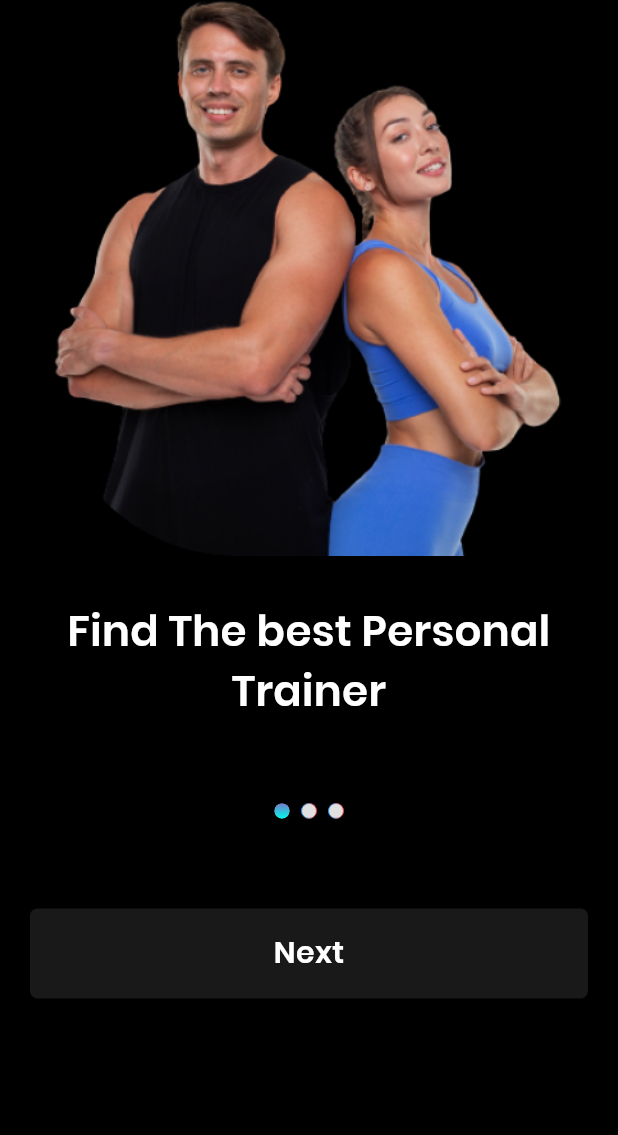
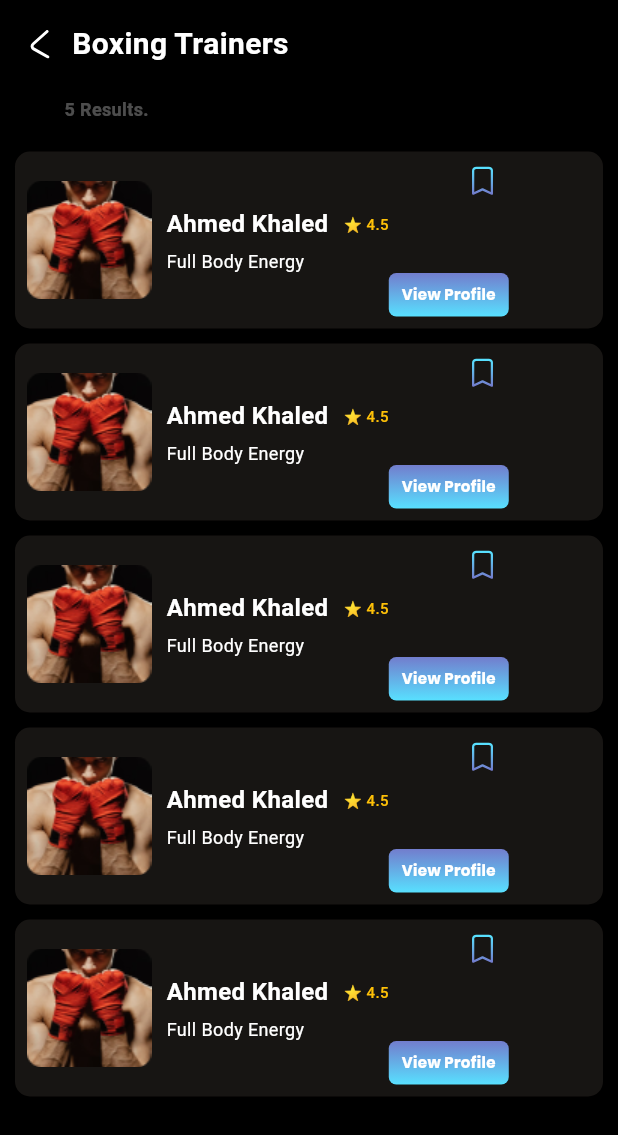
Before and after one commit to huzaifaa786/mudarribe_trainee, a Flutter app: the screen it shows after launch, on a phone screen of 412 x 824 dp. Shown: the top 1135 px of the screen. Run offline on Flutter 3.47's test engine with Material 2 defaults, Android fonts, the light colour scheme and no system bars; our stand-ins replace flutter_svg, get, get_storage, gradient_borders; project files that could hold a hidden picture were left out.

Commit message:
hafiz bismil 03/11

```diff
--- /dev/null
+++ b/lib/components/boxing_trainers_card.dart
@@ -0,0 +1,121 @@
+import 'package:flutter/material.dart';
+import 'package:flutter_svg/svg.dart';
+import 'package:mudarribe_trainee/utils/colors.dart';
+
+class BoxingTrainersCard extends StatelessWidget {
+  const BoxingTrainersCard({super.key,    required this.title,
+    required this.description,
+    required this.imgpath1,});
+
+  final String title;
+  final String description;
+  final String imgpath1;
+
+  @override
+  Widget build(BuildContext context) {
+    return Container(
+      margin: EdgeInsets.only(top: 10),
+      padding: EdgeInsets.all(8.0),
+      decoration: BoxDecoration(
+          color: Color(0x872C2723), borderRadius: BorderRadius.circular(10)),
+      child: Row(
+        children: [
+          Column(
+            children: [
+              Image.asset(imgpath1),
+              // 'assets/images/cardimg1.png'
+            ],
+          ),
+          SizedBox(
+            width: 10,
+          ),
+          Column(
+            crossAxisAlignment: CrossAxisAlignment.start,
+            children: [
+              Row(
+                children: [
+                  Text(title,
+                      style: TextStyle(
+                        color: Colors.white,
+                        fontSize: 16,
+                        fontWeight: FontWeight.w700,
+                      )),
+                  SizedBox(
+                    width: 10,
+                  ),
+                  Text('⭐ 4.5',
+                      style: TextStyle(
+                        color: Colors.amber,
+                        fontSize: 10,
+                        fontWeight: FontWeight.w500,
+                      ))
+                ],
+              ),
+              SizedBox(
+                height: 5,
+              ),
+              Text(description,
+                  style: TextStyle(
+                    color: white,
+                    fontSize: 12,
+                    fontWeight: FontWeight.w400,
+                  )),
+              SizedBox(
+                width: 10,
+              ),
+              //Text('njjkkhhhh',style: TextStyle(color: Colors.red),)
+            ],
+          ),
+          Column(
+
+            children: [
+              Padding(
+                padding: const EdgeInsets.only(left: 45, bottom: 50),
+                child: SvgPicture.asset('assets/images/bookmark.svg'),
+             ),
+              Container(
+                width: 80,
+                height: 29,
+                decoration: ShapeDecoration(
+                  gradient: LinearGradient(
+                    begin: Alignment(0.00, -1.00),
+                    end: Alignment(0, 1),
+                    colors: [Color(0xFF727DCD), Color(0xFF58E0FF)],
+                  ),
+                  shape: RoundedRectangleBorder(
+                      borderRadius: BorderRadius.circular(5)),
+                ),
+                child: Stack(
+                  children: [
+                    Container(
+                      width: 84,
+                      height: 24.17,
+                      decoration: ShapeDecoration(
+                        shape: RoundedRectangleBorder(
+                          borderRadius: BorderRadius.circular(12),
+                        ),
+                      ),
+                    ),
+                    Center(
+                      child: Text(
+                        'View Profile',
+                        textAlign: TextAlign.center,
+                        style: TextStyle(
+                          color: Colors.white,
+                          fontSize: 10,
+                          fontFamily: 'Poppins',
+                          fontWeight: FontWeight.w700,
+                          height: 0,
+                        ),
+                      ),
+                    ),
+                  ],
+                ),
+              ),
+            ],
+          ),
+        ],
+      ),
+    );
+  }
+}
--- /dev/null
+++ b/lib/components/topbar.dart
@@ -0,0 +1,32 @@
+import 'package:flutter/material.dart';
+import 'package:flutter_svg/flutter_svg.dart';
+
+class TopBar extends StatelessWidget {
+  const TopBar({super.key, required this.text});
+  final String text;
+
+  @override
+  Widget build(BuildContext context) {
+    return Container(
+      child: Padding(
+        padding: const EdgeInsets.only(top: 15, left: 10, bottom: 10),
+        child: Row(
+          children: [
+            SvgPicture.asset(
+              'assets/images/nevigate.svg',
+            ),
+            SizedBox(
+              width: 15,
+            ),
+            Text(text,
+                style: TextStyle(
+                  color: Colors.white,
+                  fontSize: 20,
+                  fontWeight: FontWeight.w700,
+                ))
+          ],
+        ),
+      ),
+    );
+  }
+}
--- a/lib/main.dart
+++ b/lib/main.dart
@@ -4,8 +4,11 @@
 import 'package:get/get.dart';
 import 'package:get_storage/get_storage.dart';
 import 'package:mudarribe_trainee/routes/app_pages.dart';
+import 'package:mudarribe_trainee/utils/colors.dart';
+import 'package:mudarribe_trainee/views/catigories/catigories_result_screen.dart';
 import 'package:mudarribe_trainee/views/splash/splash_binding.dart';
 import 'package:mudarribe_trainee/views/splash/splash_view.dart';
+import 'package:flutter_svg/flutter_svg.dart';
 
 void main() async {
   WidgetsFlutterBinding.ensureInitialized();
@@ -22,14 +25,14 @@
       theme: ThemeData(
         scaffoldBackgroundColor: Colors.black,
         textSelectionTheme: const TextSelectionThemeData(
-          cursorColor: Colors.white,
+          cursorColor:white,
         ),
         useMaterial3: true,
       ),
       debugShowCheckedModeBanner: false,
       title: "Mudarribe",
       initialBinding: SplashBinding(),
-      home: SplashView(),
+      home: CatigoriesResultScreen(),
       getPages: AppPages.pages,
     );
   }
--- a/lib/routes/app_pages.dart
+++ b/lib/routes/app_pages.dart
@@ -3,6 +3,7 @@
 import 'package:mudarribe_trainee/views/authentication/signin/view.dart';
 import 'package:mudarribe_trainee/views/authentication/signup/signup_binding.dart';
 import 'package:mudarribe_trainee/views/authentication/signup/signup_view.dart';
+import 'package:mudarribe_trainee/views/catigories/catigories_result_screen.dart';
 import 'package:mudarribe_trainee/views/onboardings/onboarding_view.dart';
 import 'package:mudarribe_trainee/views/splash/splash_binding.dart';
 import 'package:mudarribe_trainee/views/splash/splash_view.dart';
@@ -23,5 +24,10 @@
       page: () => const SignUpView(),
       binding: SignupBinding(),
     ),
+        GetPage(
+      name: AppRoutes.catigories,
+      page: () => const CatigoriesResultScreen(),
+
+    ),
   ];
 }
--- a/lib/routes/app_routes.dart
+++ b/lib/routes/app_routes.dart
@@ -2,4 +2,5 @@
   static const splash = '/splash';
   static const onBoarding = '/onBoarding';
   static const signup = '/signup';
+  static const catigories = '/catigories';
 }
--- a/lib/utils/colors.dart
+++ b/lib/utils/colors.dart
@@ -4,5 +4,6 @@
 
 const borderTop = Color(4285693389);
 const borderDown = Color(4278253801);
-const white =Colors.white;
+const white = Colors.white;
 const bgContainer = Color.fromARGB(255, 15, 15, 15);
+const amber = Colors.amber;
--- /dev/null
+++ b/lib/views/catigories/catigories_result_screen.dart
@@ -0,0 +1,79 @@
+import 'package:flutter/material.dart';
+import 'package:flutter_svg/flutter_svg.dart';
+import 'package:get/get.dart';
+import 'package:mudarribe_trainee/components/boxing_trainers_card.dart';
+import 'package:mudarribe_trainee/components/topbar.dart';
+import 'package:mudarribe_trainee/components/userSelectionCard.dart';
+import 'package:mudarribe_trainee/utils/colors.dart';
+
+// import 'package:mudarribe_trainee/components/topbar.dart';
+
+class CatigoriesResultScreen extends StatefulWidget {
+  const CatigoriesResultScreen({super.key});
+
+  @override
+  State<CatigoriesResultScreen> createState() => _CatigoriesResultScreenState();
+}
+
+class _CatigoriesResultScreenState extends State<CatigoriesResultScreen> {
+  String title = 'Ahmed Khaled';
+  String description = 'Full Body Energy';
+  String imgpath1 = 'assets/images/cardimg1.png';
+  @override
+  Widget build(BuildContext context) {
+    return Scaffold(
+      body: SafeArea(
+          child: Container(
+        padding: EdgeInsets.only(left: 10, right: 10),
+        child: Column(
+          children: [
+            TopBar(
+              text: 'Boxing Trainers',
+            ),
+            Padding(
+              padding: EdgeInsets.only(top: 10, bottom: 10, right: 270),
+              child: Text("5 Results.",
+                  style: TextStyle(
+                    color: white.withOpacity(0.3),
+                    fontSize: 12,
+                    fontWeight: FontWeight.w600,
+                  )),
+            ),
+            Flexible(
+              flex: 1,
+              child: Container(
+                height: MediaQuery.of(context).size.height * 0.9,
+                child: SingleChildScrollView(
+                  child: Column(
+                    children: [
+                      BoxingTrainersCard(
+                          title: title,
+                          description: description,
+                          imgpath1: imgpath1),
+                      BoxingTrainersCard(
+                          title: title,
+                          description: description,
+                          imgpath1: imgpath1),
+                      BoxingTrainersCard(
+                          title: title,
+                          description: description,
+                          imgpath1: imgpath1),
+                      BoxingTrainersCard(
+                          title: title,
+                          description: description,
+                          imgpath1: imgpath1),
+                      BoxingTrainersCard(
+                          title: title,
+                          description: description,
+                          imgpath1: imgpath1),
+                    ],
+                  ),
+                ),
+              ),
+            )
+          ],
+        ),
+      )),
+    );
+  }
+}
```
Also changed, not shown: assets/images/Group 39.svg (added), assets/images/Group.png (added), assets/images/Vector (10).png (added), assets/images/Vector (11).png (added), assets/images/Vector (6).png (added), assets/images/bookmark.svg (added), assets/images/cardimg1.png (added), assets/images/emojione_monotone_eye_1.svg (deleted), assets/images/mingcute_add-fill.png (added), assets/images/nevigate.svg (added), assets/images/staricon.png (added).
